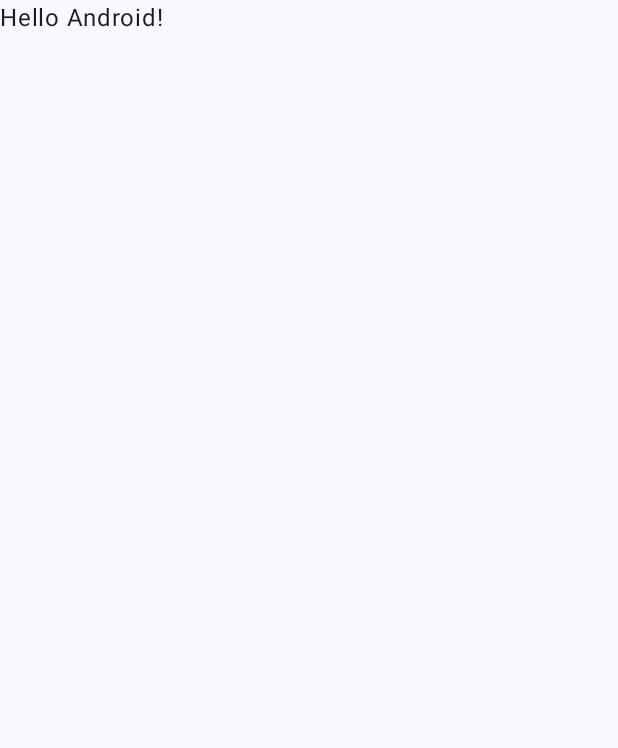
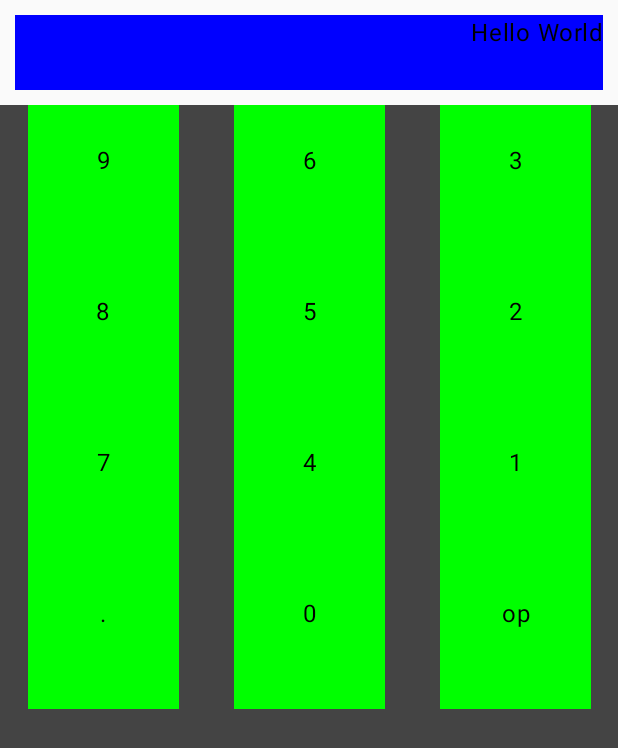
Before and after one commit to jessesmond3/Calculadora, an Android app built with Jetpack Compose: the screen it shows after launch (MainActivity), on a phone screen of 412 x 824 dp. Before the commit the part shown is almost empty. Shown: the top 748 px of the screen. Run offline under Robolectric (Android 15) with nearby library versions, the phone set to English and light mode, and no system bars.

Commit message:
[AGREGA] una base de la interfaz con diseño sencillo

```diff
--- a/app/src/main/java/com/example/myapplication/MainActivity.kt
+++ b/app/src/main/java/com/example/myapplication/MainActivity.kt
@@ -4,37 +4,91 @@ import android.os.Bundle
 import androidx.activity.ComponentActivity
 import androidx.activity.compose.setContent
 import androidx.activity.enableEdgeToEdge
+import androidx.compose.foundation.background
+import androidx.compose.foundation.layout.Arrangement
+import androidx.compose.foundation.layout.Column
+import androidx.compose.foundation.layout.Row
 import androidx.compose.foundation.layout.fillMaxSize
+import androidx.compose.foundation.layout.fillMaxWidth
+import androidx.compose.foundation.layout.height
 import androidx.compose.foundation.layout.padding
+import androidx.compose.foundation.layout.width
 import androidx.compose.material3.Scaffold
 import androidx.compose.material3.Text
 import androidx.compose.runtime.Composable
 import androidx.compose.ui.Modifier
+import androidx.compose.ui.graphics.Color
+import androidx.compose.ui.text.style.TextAlign
 import androidx.compose.ui.tooling.preview.Preview
+import androidx.compose.ui.unit.dp
 import com.example.myapplication.ui.theme.MyApplicationTheme
+import javax.sql.RowSetWriter
 
 class MainActivity : ComponentActivity() {
     override fun onCreate(savedInstanceState: Bundle?) {
         super.onCreate(savedInstanceState)
         enableEdgeToEdge()
         setContent {
-            MyApplicationTheme {
-                Scaffold(modifier = Modifier.fillMaxSize()) { innerPadding ->
-                    Greeting(
-                        name = "Android",
-                        modifier = Modifier.padding(innerPadding)
-                    )
+            MyApplicationTheme{
+                Calculadora()
                 }
+            }
+        }
+    }
+
+
+@Composable
+fun Calculadora() {
+    Column (modifier = Modifier.fillMaxSize(),
+    verticalArrangement = Arrangement.Center) {
+        Text(text = "Hello World", modifier = Modifier
+            .padding(10.dp)
+            .fillMaxWidth()
+            .background(Color.Blue)
+            .height(50.dp),
+            textAlign = TextAlign.Right)
+
+        Column(modifier = Modifier.fillMaxSize().background(Color.DarkGray)){
+            Row (horizontalArrangement = Arrangement.SpaceAround,
+                modifier = Modifier.fillMaxWidth()) {
+                Boton("9")
+                Boton("6")
+                Boton("3")
+            }
+
+            Row (horizontalArrangement = Arrangement.SpaceAround,
+                modifier = Modifier.fillMaxWidth()) {
+                Boton("8")
+                Boton("5")
+                Boton("2")
+            }
+            Row (horizontalArrangement = Arrangement.SpaceAround,
+                modifier = Modifier.fillMaxWidth()) {
+                Boton("7")
+                Boton("4")
+                Boton("1")
+            }
+            Row (horizontalArrangement = Arrangement.SpaceAround,
+                modifier = Modifier.fillMaxWidth()) {
+                Boton(".")
+                Boton("0")
+                Boton("op")
             }
         }
     }
 }
 
 @Composable
-fun Greeting(name: String, modifier: Modifier = Modifier) {
+fun Boton(etiqueta: String){
     Text(
-        text = "Hello $name!",
-        modifier = modifier
+        etiqueta, modifier = Modifier.background(Color.Green)
+            //.background(Color.Green)
+            .padding(25.dp)
+            .background(Color.Green)
+            .height(50.dp)
+            .width(50.dp),
+        textAlign = TextAlign.Center,
+        //fontSize = font
     )
 }
 
@@ -42,6 +96,14 @@ fun Greeting(name: String, modifier: Modifier = Modifier) {
 @Composable
 fun GreetingPreview() {
     MyApplicationTheme {
-        Greeting("Android")
+        Calculadora()
     }
 }
+
+@Preview(showBackground = true)
+@Composable
+fun mostrar_boton(){
+    MyApplicationTheme {
+        Boton("4")
+    }
+}
```
